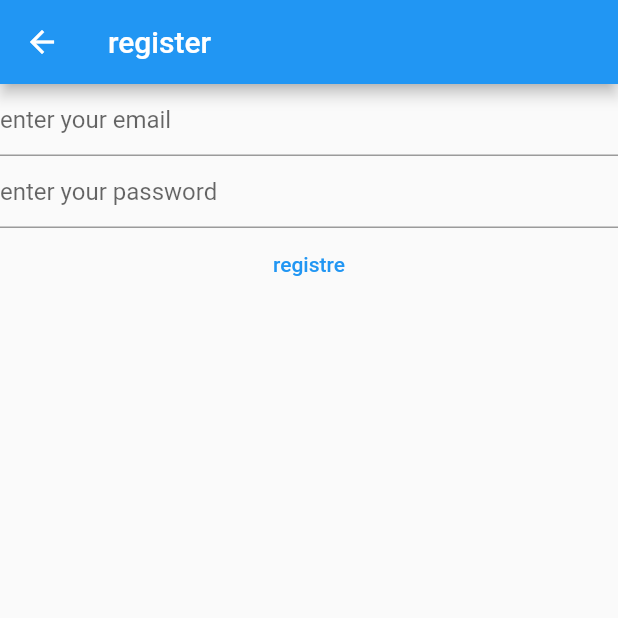
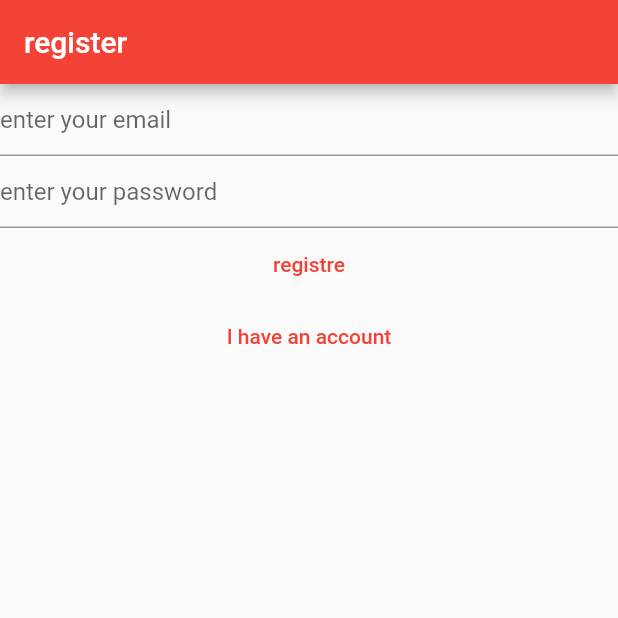
Before and after one commit to hazembensaria/notes-flutter-project, a Flutter app: the RegisterView screen opened directly, on a phone screen of 412 x 824 dp, the top half of it. Run offline on Flutter 3.47's test engine with Material 2 defaults, Android fonts, the phone set to English and light mode, and no system bars; our stand-ins replace firebase_auth, firebase_core; accounts and stored records are empty.

Commit message:
add routing

```diff
--- a/lib/views/registerView.dart
+++ b/lib/views/registerView.dart
@@ -34,15 +34,9 @@ late final TextEditingController _password ;
 
   @override
   Widget build(BuildContext context) {
-    return Scaffold(
-      appBar : AppBar( title:const Text('register')) ,
-      body: FutureBuilder(
-        future: Firebase.initializeApp( options: DefaultFirebaseOptions.currentPlatform,
-                   ),
-        builder: (context, snapshot) {
-          switch(snapshot.connectionState){
-            case ConnectionState.done:
-                  return  Column(
+     return  Scaffold(
+      appBar: AppBar(title: const Text('register')),
+       body: Column(
 
                   children: [
                     TextField(
@@ -66,17 +60,12 @@ late final TextEditingController _password ;
                     },
                     child: const Text('registre'),
                     ),
+                    TextButton(onPressed: (() {
+                      Navigator.of(context).pushNamedAndRemoveUntil('/login/',
+                       (route) => false);
+                    }), child: const Text('I have an account')
+                    ),
                   ],
-              );
-
-              default :
-              return  const Text('loading');
-
-          }
-
-
-
-        },
                 ),
      );
 
```
Also changed, not shown: lib/main.dart (+23 -13 lines), lib/views/LoginView.dart (+9 -19 lines), lib/views/VerifyEmail.dart (added, +28 -0 lines). Lines whose indentation alone changed are shown as unchanged.
